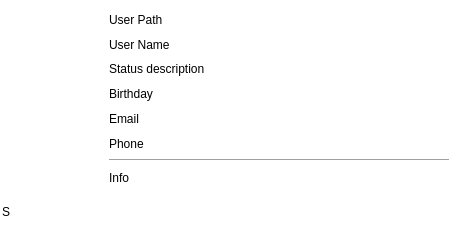
Old version of the form src/desktop/GuiVCard.ui in the repository Stkai/BeeBEEP.
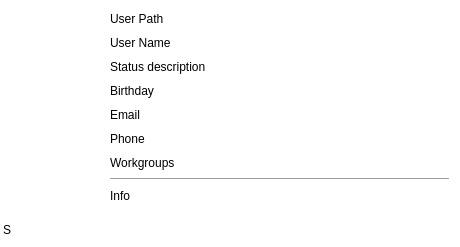
New version of the form. Icons and pictures are not drawn.

What changed in the file:
```diff
--- a/src/desktop/GuiVCard.ui
+++ b/src/desktop/GuiVCard.ui
@@ -7,7 +7,7 @@
     <x>0</x>
     <y>0</y>
     <width>460</width>
-    <height>230</height>
+    <height>247</height>
    </rect>
   </property>
   <property name="palette">
@@ -82,16 +82,16 @@
   </property>
   <layout class="QGridLayout" name="gridLayout">
    <property name="leftMargin">
-    <number>2</number>
+    <number>3</number>
    </property>
    <property name="topMargin">
-    <number>2</number>
+    <number>1</number>
    </property>
    <property name="rightMargin">
     <number>2</number>
    </property>
    <property name="bottomMargin">
-    <number>2</number>
+    <number>1</number>
    </property>
    <property name="spacing">
     <number>0</number>
@@ -381,6 +381,13 @@
         </property>
        </widget>
       </item>
+      <item>
+       <widget class="QLabel" name="mp_lWorkgroups">
+        <property name="text">
+         <string>Workgroups</string>
+        </property>
+       </widget>
+      </item>
       <item>
        <widget class="Line" name="line">
         <property name="orientation">
```
